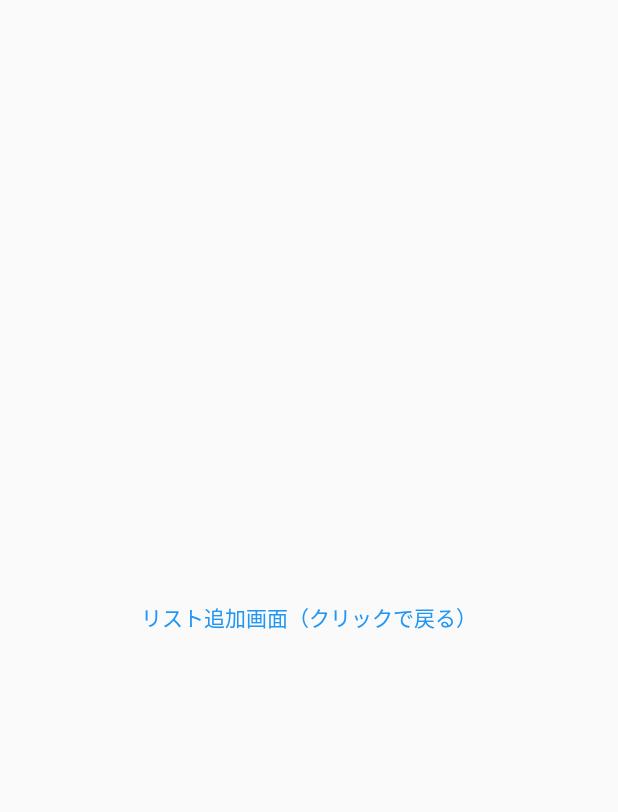
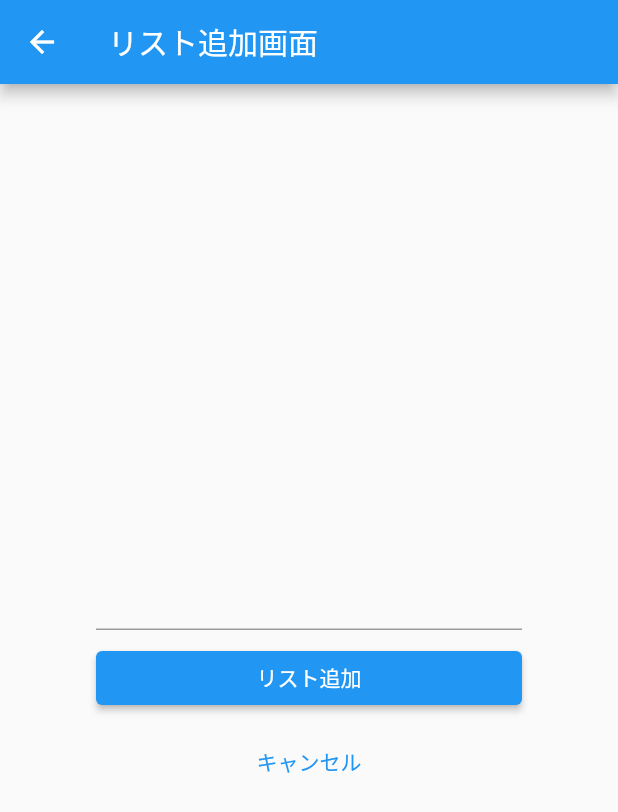
Before and after one commit to Jiko1m2p3/todoapp, a Flutter app: the screen it shows after launch, after a tap on the "add" icon, on a phone screen of 412 x 824 dp. Shown: the top 812 px of the screen. Run offline on Flutter 3.47's test engine with Material 2 defaults, Android fonts, the phone set to English and light mode, and no system bars.

Commit message:
todoapp-finish

```diff
--- a/lib/main.dart
+++ b/lib/main.dart
@@ -22,22 +22,44 @@ class MyTodoApp extends StatelessWidget {
 }
 
 // リスト一覧画面用Widget
-class TodoListPage extends StatelessWidget {
+class TodoListPage extends StatefulWidget {
+  @override
+  _TodoListPageState createState() => _TodoListPageState();
+}
+
+class _TodoListPageState extends State<TodoListPage> {
+  // Todoリストのデータ
+  List<String> todoList = [];
   @override
   Widget build(BuildContext context) {
     return Scaffold(
-      body: Center(
-        child: Text('リスト一覧画面'),
+      appBar: AppBar(
+        title: Text('リスト一覧'),
+      ),
+      body: ListView.builder(
+        itemCount: todoList.length,
+        itemBuilder: (context, index) {
+          return Card(
+            child: ListTile(
+              title: Text(todoList[index]),
+            ),
+          );
+        },
       ),
       floatingActionButton: FloatingActionButton(
-        onPressed: () {
+        onPressed: () async {
           // "push"で新規画面に遷移
-          Navigator.of(context).push(
+          final newListText = await Navigator.of(context).push(
             MaterialPageRoute(builder: (context) {
               // 遷移先の画面としてリスト追加画面を指定
               return TodoAddPage();
             }),
           );
+          if (newListText != null) {
+            setState(() {
+              todoList.add(newListText);
+            });
+          }
         },
         child: Icon(Icons.add),
       ),
@@ -46,20 +68,59 @@ class TodoListPage extends StatelessWidget {
 }
 
 // リスト追加画面用Widget
-class TodoAddPage extends StatelessWidget {
+class TodoAddPage extends StatefulWidget {
+  _TodoAddPageState createState() => _TodoAddPageState();
+}
+
+class _TodoAddPageState extends State<TodoAddPage> {
+  // 入力されたテキストをデータとして持つ
+  String _text = '';
   @override
   Widget build(BuildContext context) {
     return Scaffold(
-      body: Center(
-        child: TextButton(
-          // ボタンをクリックした時の処理
-          onPressed: () {
-            // "pop"で前の画面に戻る
-            Navigator.of(context).pop();
-          },
-          child: Text('リスト追加画面（クリックで戻る）'),
+        appBar: AppBar(
+          title: Text('リスト追加画面'),
         ),
-      ),
-    );
+        body: Container(
+            padding: EdgeInsets.all(64),
+            child: Column(
+              mainAxisAlignment: MainAxisAlignment.center,
+              children: [
+                Text(_text, style: TextStyle(color: Colors.blue)),
+                const SizedBox(height: 8),
+                TextField(
+                  onChanged: (String value) {
+                    setState(() {
+                      _text = value;
+                    });
+                  },
+                ),
+                const SizedBox(
+                  //リスト追加ボタン
+                  height: 8,
+                ),
+                Container(
+                  width: double.infinity,
+                  child: ElevatedButton(
+                    onPressed: () {
+                      Navigator.of(context).pop(_text);
+                    },
+                    child: Text('リスト追加', style: TextStyle(color: Colors.white)),
+                  ),
+                ),
+                const SizedBox(
+                    //キャンセルボタン
+                    height: 8),
+                Container(
+                  width: double.infinity,
+                  child: TextButton(
+                    onPressed: () {
+                      Navigator.of(context).pop();
+                    },
+                    child: Text('キャンセル'),
+                  ),
+                )
+              ],
+            )));
   }
 }
```
